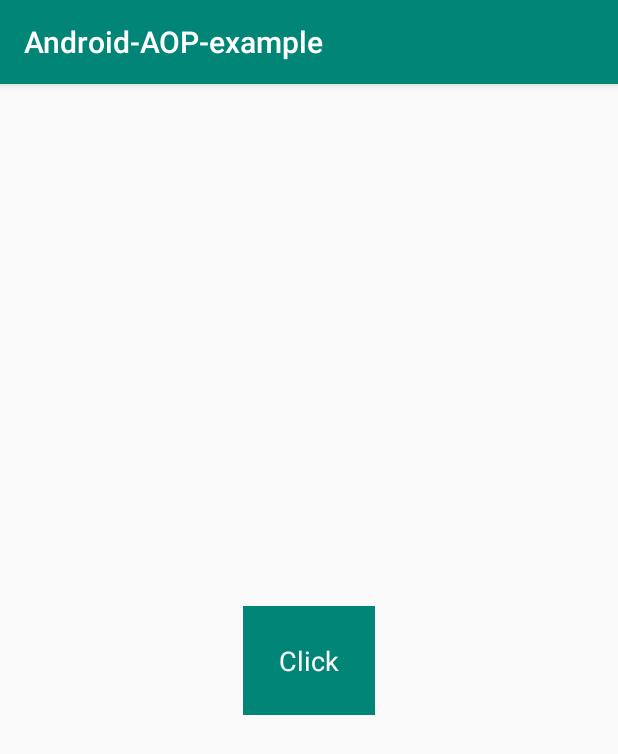
After one commit to xinpengfei520/Android-AOP-example, an Android app: the SingleClickActivity screen opened directly, with no data from a screen before it, on a phone screen of 412 x 824 dp. The commit adds this screen. Shown: the top 754 px of the screen. Run offline under Robolectric (Android 15) with nearby library versions, the phone set to English and light mode, and no system bars.

Commit message:
single click.

```diff
--- a/app/build.gradle
+++ b/app/build.gradle
@@ -5,11 +5,11 @@ apply plugin: 'kotlin-android-extensions'
 apply plugin: 'android-aspectjx'
 
 android {
-    compileSdkVersion 28
+    compileSdkVersion 27
     defaultConfig {
         applicationId "com.xpf.aop_example"
         minSdkVersion 19
-        targetSdkVersion 28
+        targetSdkVersion 27
         versionCode 1
         versionName "1.0"
         testInstrumentationRunner "android.support.test.runner.AndroidJUnitRunner"
@@ -41,7 +41,7 @@ aspectjx {
 
 dependencies {
     implementation fileTree(dir: 'libs', include: ['*.jar'])
-    implementation 'com.android.support:appcompat-v7:28.0.0'
+    implementation 'com.android.support:appcompat-v7:27.1.1'
     implementation 'com.android.support.constraint:constraint-layout:1.1.3'
     testImplementation 'junit:junit:4.12'
     androidTestImplementation 'com.android.support.test:runner:1.0.2'
--- a/app/src/main/AndroidManifest.xml
+++ b/app/src/main/AndroidManifest.xml
@@ -9,6 +9,7 @@
         android:roundIcon="@mipmap/ic_launcher_round"
         android:supportsRtl="true"
         android:theme="@style/AppTheme">
+        <activity android:name=".click.SingleClickActivity"></activity>
         <activity android:name=".MainActivity">
             <intent-filter>
                 <action android:name="android.intent.action.MAIN" />
--- /dev/null
+++ b/app/src/main/java/com/xpf/aop_example/click/SingleClickActivity.java
@@ -0,0 +1,30 @@
+package com.xpf.aop_example.click;
+
+import android.os.Bundle;
+import android.support.v7.app.AppCompatActivity;
+import android.view.View;
+import android.widget.TextView;
+import android.widget.Toast;
+
+import com.xpf.aop_example.R;
+
+public class SingleClickActivity extends AppCompatActivity {
+
+    @Override
+    protected void onCreate(Bundle savedInstanceState) {
+        super.onCreate(savedInstanceState);
+        setContentView(R.layout.activity_single_click);
+
+        TextView tvClick = findViewById(R.id.tvClick);
+        tvClick.setOnClickListener(new View.OnClickListener() {
+            // 如果需要自定义点击时间间隔，自行传入毫秒值即可
+            // @SingleClick(2000)
+            @SingleClick
+            @Override
+            public void onClick(View v) {
+                Toast.makeText(SingleClickActivity.this, "我被点击了~", Toast.LENGTH_SHORT).show();
+            }
+        });
+    }
+
+}
--- a/app/src/main/java/com/xpf/aop_example/CheckLogin.kt
+++ b/app/src/main/java/com/xpf/aop_example/login/CheckLogin.kt
@@ -1,4 +1,4 @@
-package com.xpf.aop_example
+package com.xpf.aop_example.login
 
 /**
  * Created by x-sir on 2019/4/26 :)
--- a/app/src/main/java/com/xpf/aop_example/CheckLoginAspect.kt
+++ b/app/src/main/java/com/xpf/aop_example/login/CheckLoginAspect.kt
@@ -1,4 +1,4 @@
-package com.xpf.aop_example
+package com.xpf.aop_example.login
 
 import android.content.Context
 import android.widget.Toast
@@ -18,7 +18,7 @@ class CheckLoginAspect {
     private var isLogin = false
 
     // 切入点
-    @Pointcut("execution(@com.xpf.aop_example.CheckLogin * *(..))")
+    @Pointcut("execution(@com.xpf.aop_example.login.CheckLogin * *(..))")
     fun checkLogin() {
 
     }
--- /dev/null
+++ b/app/src/main/res/layout/activity_single_click.xml
@@ -0,0 +1,23 @@
+<?xml version="1.0" encoding="utf-8"?>
+<android.support.constraint.ConstraintLayout xmlns:android="http://schemas.android.com/apk/res/android"
+    xmlns:app="http://schemas.android.com/apk/res-auto"
+    xmlns:tools="http://schemas.android.com/tools"
+    android:layout_width="match_parent"
+    android:layout_height="match_parent"
+    tools:context=".click.SingleClickActivity">
+
+    <TextView
+        android:id="@+id/tvClick"
+        android:layout_width="wrap_content"
+        android:layout_height="wrap_content"
+        android:background="@color/colorPrimary"
+        android:padding="24dp"
+        android:text="Click"
+        android:textColor="@android:color/white"
+        android:textSize="18sp"
+        app:layout_constraintBottom_toBottomOf="parent"
+        app:layout_constraintLeft_toLeftOf="parent"
+        app:layout_constraintRight_toRightOf="parent"
+        app:layout_constraintTop_toTopOf="parent" />
+
+</android.support.constraint.ConstraintLayout>
--- a/build.gradle
+++ b/build.gradle
@@ -9,7 +9,8 @@ buildscript {
         jcenter()
     }
     dependencies {
-        classpath 'com.android.tools.build:gradle:3.4.1'
+        // 展示先不要升级 Gradle 及插件版本
+        classpath 'com.android.tools.build:gradle:3.2.1'
         classpath "org.jetbrains.kotlin:kotlin-gradle-plugin:$kotlin_version"
         // aspectj tools 插件
         classpath 'com.hujiang.aspectjx:gradle-android-plugin-aspectjx:2.0.4'
```
Also changed, not shown: app/src/main/java/com/xpf/aop_example/ClickUtils.kt (deleted, +0 -39 lines), app/src/main/java/com/xpf/aop_example/MainActivity.kt (+6 -8 lines), app/src/main/java/com/xpf/aop_example/SingleClick.kt (deleted, +0 -9 lines), app/src/main/java/com/xpf/aop_example/SingleClickAspect.kt (deleted, +0 -62 lines), app/src/main/java/com/xpf/aop_example/click/ClickUtils.java (added, +39 -0 lines), app/src/main/java/com/xpf/aop_example/click/SingleClick.java (added, +19 -0 lines), app/src/main/java/com/xpf/aop_example/click/SingleClickAspect.java (added, +62 -0 lines), gradle/wrapper/gradle-wrapper.properties.
